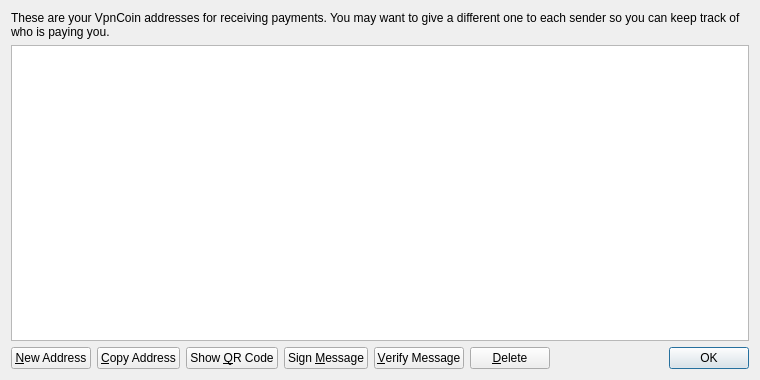
Old version of the form src/qt/forms/addressbookpage.ui in the repository Bit-Net/VpnCoin.
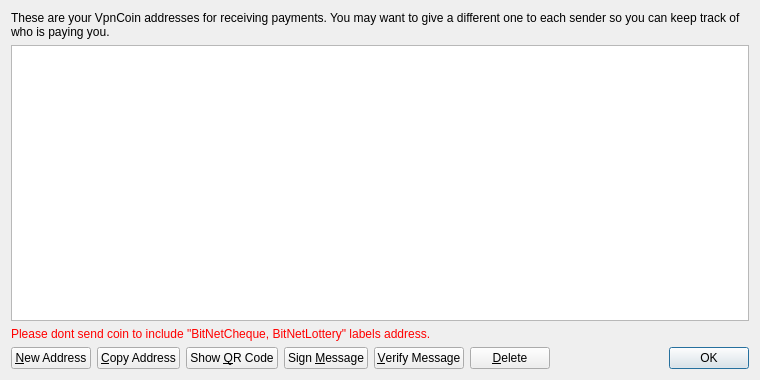
New version of the form. Icons and pictures are not drawn.

Diff of the .ui file:
```diff
--- a/src/qt/forms/addressbookpage.ui
+++ b/src/qt/forms/addressbookpage.ui
@@ -55,6 +55,19 @@
      </attribute>
     </widget>
    </item>
+   <item>
+    <widget class="QLabel" name="label_Cheque_warning">
+     <property name="enabled">
+      <bool>true</bool>
+     </property>
+     <property name="styleSheet">
+      <string notr="true">color: rgb(255, 0, 0);</string>
+     </property>
+     <property name="text">
+      <string>Please dont send coin to include &quot;BitNetCheque, BitNetLottery&quot; labels address.</string>
+     </property>
+    </widget>
+   </item>
    <item>
     <layout class="QHBoxLayout" name="horizontalLayout">
      <item>
```
